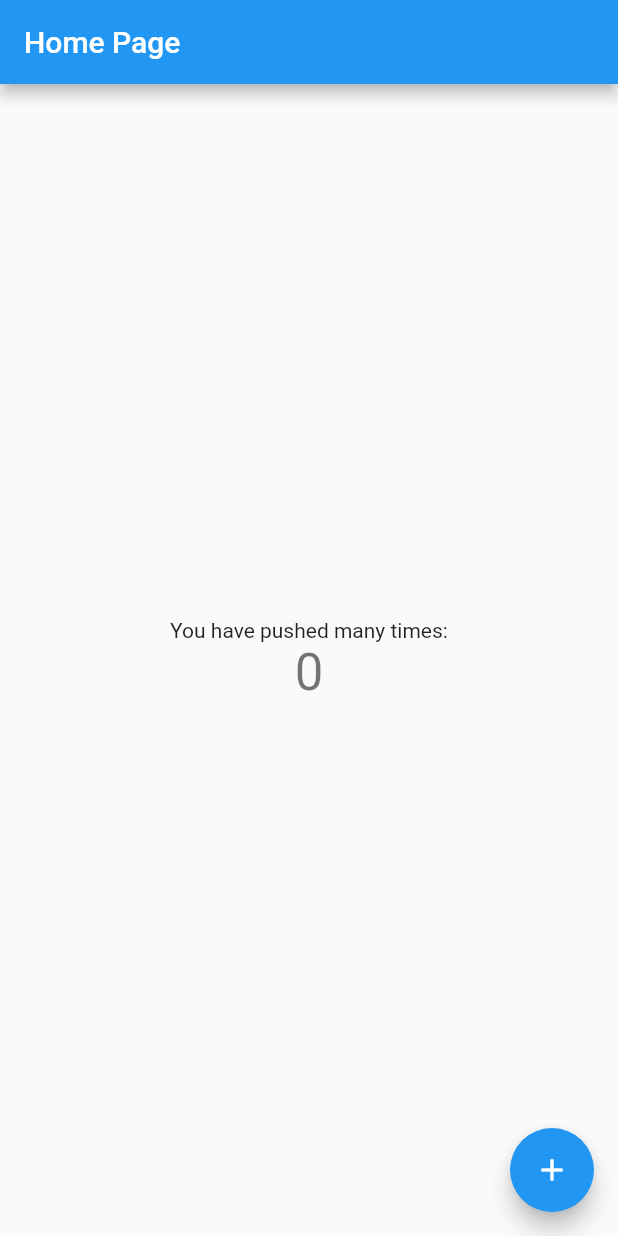
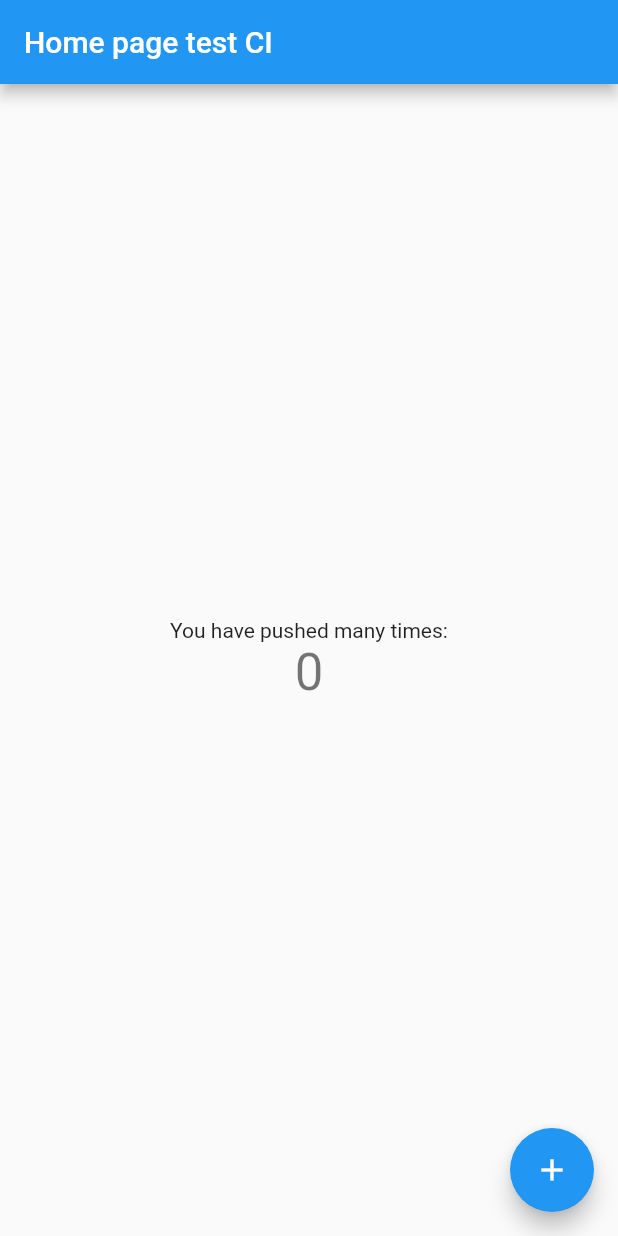
Before and after one commit to csandun/Flutter_publish_playstore, a Flutter app: the screen it shows after launch, on a phone screen of 412 x 824 dp. Run offline on Flutter 3.47's test engine with Material 2 defaults, Android fonts, the phone set to English and light mode, and no system bars.

Commit message:
Update main.dart

```diff
--- a/lib/main.dart
+++ b/lib/main.dart
@@ -20,7 +20,7 @@ class MyApp extends StatelessWidget {
         // is not restarted.
         primarySwatch: Colors.blue,
       ),
-      home: MyHomePage(title: 'Home Page'),
+      home: MyHomePage(title: 'Home page test CI'),
     );
   }
 }
```
